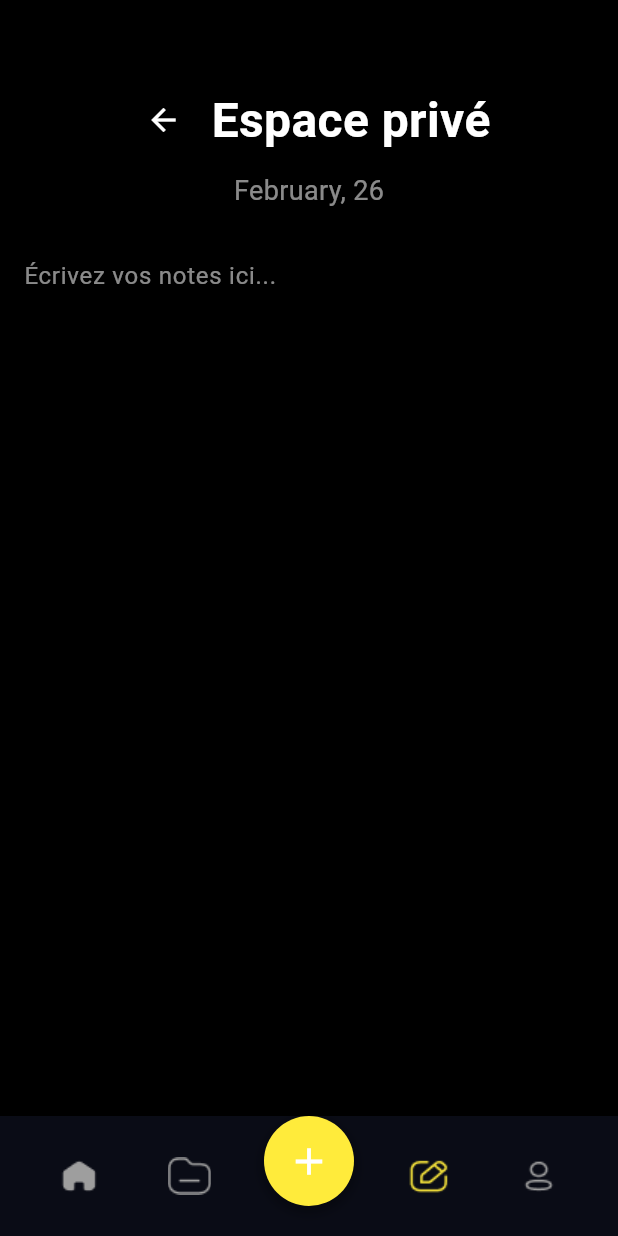
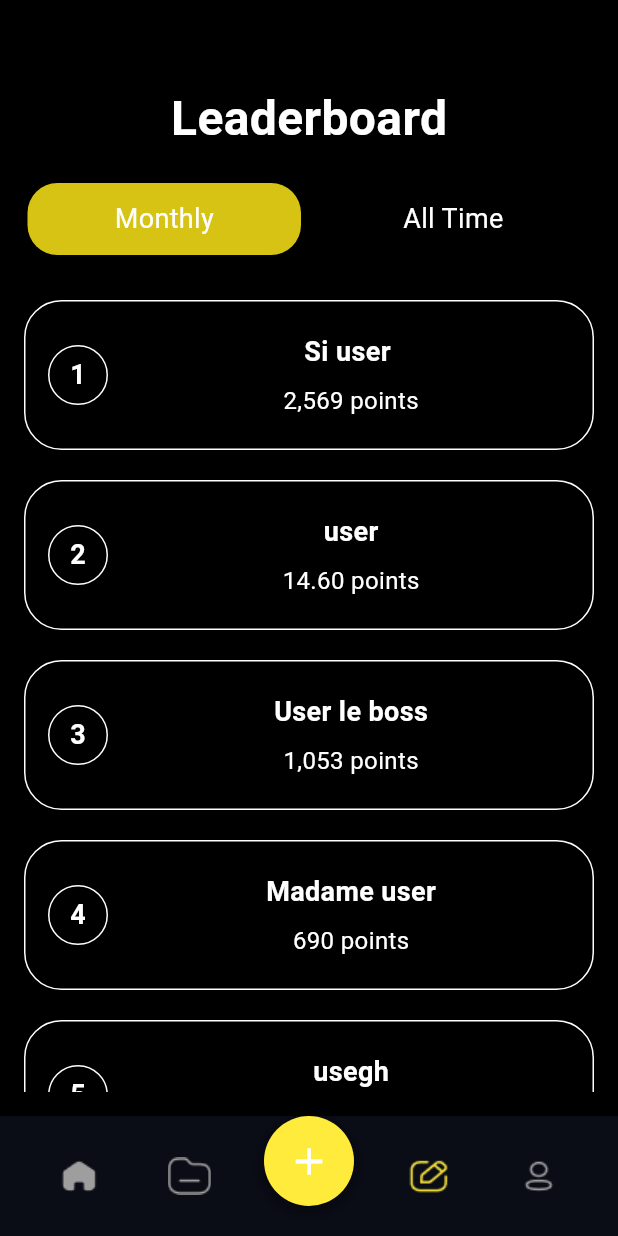
Before and after one commit to Nawrasha/gamytask, a Flutter app: the screen it shows after launch, item 4 of the bottom bar chosen, on a phone screen of 412 x 824 dp. Run offline on Flutter 3.47's test engine with Material 3 defaults, Android fonts, the phone set to English and light mode, and no system bars; our stand-ins replace percent_indicator.

Commit message:
ajout page leaderboard avec des modif

```diff
--- /dev/null
+++ b/lib/leaderboard_page.dart
@@ -0,0 +1,320 @@
+/*import 'package:flutter/material.dart';
+
+class LeaderboardPage extends StatelessWidget {
+  const LeaderboardPage({super.key});
+  @override
+  Widget build(BuildContext context) {
+    return Scaffold(
+      backgroundColor: Colors.black,
+      body: Padding(
+        padding: const EdgeInsets.all(16.0),
+        child: Column(
+          crossAxisAlignment: CrossAxisAlignment.center,
+          children: [
+            SizedBox(height: 40),
+            // Titre "Leaderboard" centré
+            Text(
+              "Leaderboard",
+              style: TextStyle(
+                color: Colors.white,
+                fontSize: 30,
+                fontWeight: FontWeight.bold,
+              ),
+            ),
+            SizedBox(height: 20),
+
+            // Ligne avec deux containers (Monthly et All Time)
+            Row(
+              mainAxisAlignment: MainAxisAlignment.center,
+              children: [
+                // Container pour "Monthly"
+                Container(
+                  padding: EdgeInsets.symmetric(horizontal: 55, vertical: 14),
+                  decoration: BoxDecoration(
+                    color: const Color.fromARGB(255, 215, 201, 66), // Couleur de fond
+                    borderRadius: BorderRadius.circular(20), // Bords arrondis
+                  ),
+                  child: Text(
+                    "Monthly",
+                    style: TextStyle(
+                      color: Colors.white,
+                      fontSize: 18,
+                    ),
+                  ),
+                ),
+                // Container pour "All Time"
+                SizedBox(width: 10),
+                Container(
+                  padding: EdgeInsets.symmetric(horizontal: 55, vertical: 14),
+                  decoration: BoxDecoration(
+                    color: Colors.grey[800], // Couleur de fond
+                    borderRadius: BorderRadius.circular(20), // Bords arrondis
+                  ),
+                  child: Text(
+                    "All Time",
+                    style: TextStyle(
+                      color: Colors.white,
+                      fontSize: 18,
+                    ),
+                  ),
+                ),
+              ],
+            ),
+            //SizedBox(height: 5),
+            // Liste des participants
+            Expanded(
+              child: ListView(
+              padding: EdgeInsets.symmetric(vertical: 19.0),
+              children: [
+                  Padding(
+                    padding: EdgeInsets.only(bottom: 10), // Espace en bas de la Card
+                    child: _buildLeaderboardEntry("St cheikhrouhou", "2,500 points"),
+                  ),
+                  Padding(
+                    padding: EdgeInsets.only(bottom: 10), // Espace en bas de la Card
+                    child: _buildLeaderboardEntry("ECHEIKHROUHOU", "14.60 points"),
+                  ),
+                  Padding(
+                    padding: EdgeInsets.only(bottom: 10), // Espace en bas de la Card
+                    child: _buildLeaderboardEntry("LE BOSS ADAM", "1,053 points"),
+                  ),
+                  Padding(
+                    padding: EdgeInsets.only(bottom: 10), // Espace en bas de la Card
+                    child: _buildLeaderboardEntry("Madame cheikhrouhou", "690 points"),
+                  ),
+                  Padding(
+                    padding: EdgeInsets.only(bottom: 10), // Espace en bas de la Card
+                    child: _buildLeaderboardEntry("Cheikh", "448 points"),
+                  ),
+                ],
+              ),
+            ),
+          ],
+        ),
+      ),
+    );
+  }
+
+  Widget _buildLeaderboardEntry(String name, String points) {
+    return Card(
+      color: Colors.grey[900],
+
+      shape: RoundedRectangleBorder(
+        borderRadius: BorderRadius.circular(20),
+      ),
+      child: ListTile(
+        contentPadding: EdgeInsets.symmetric(vertical: 27, horizontal: 16),
+        title: Text(
+          name,
+          style: TextStyle(
+            color: Colors.white,
+            fontSize: 18,
+            fontWeight: FontWeight.bold,
+          ),
+        ),
+        trailing: Text(
+          points,
+          style: TextStyle(
+            color: Colors.white,
+            fontSize: 18,
+          ),
+        ),
+      ),
+    );
+  }
+}*/
+import 'package:flutter/material.dart';
+
+class LeaderboardPage extends StatefulWidget {
+  const LeaderboardPage({super.key});
+
+  @override
+  _LeaderboardPageState createState() => _LeaderboardPageState();
+}
+
+class _LeaderboardPageState extends State<LeaderboardPage> {
+  bool _isMonthlySelected = true; // Par défaut, "Monthly" est sélectionné
+
+  // Liste des participants pour "Monthly"
+  final List<Map<String, String>> _monthlyEntries = [
+    {"name": "Si user ", "points": "2,569 points", "rank": "1"},
+    {"name": "user", "points": "14.60 points", "rank": "2"},
+    {"name": "User le boss", "points": "1,053 points", "rank": "3"},
+    {"name": "Madame user", "points": "690 points", "rank": "4"},
+    {"name": "usegh", "points": "448 points", "rank": "5"},
+  ];
+
+  // Liste des participants pour "All Time"
+  final List<Map<String, String>> _allTimeEntries = [
+    {"name": "Si user", "points": "5,000 points", "rank": "1"},
+    {"name": "user", "points": "20.60 points", "rank": "2"},
+    {"name": "User le boss", "points": "2,053 points", "rank": "3"},
+    {"name": "Madame user", "points": "1,690 points", "rank": "4"},
+    {"name": "usegh", "points": "1,448 points", "rank": "5"},
+  ];
+
+  @override
+  Widget build(BuildContext context) {
+    return Scaffold(
+      backgroundColor: Colors.black,
+      body: Padding(
+        padding: const EdgeInsets.all(16.0),
+        child: Column(
+          crossAxisAlignment: CrossAxisAlignment.center,
+          children: [
+            SizedBox(height: 40),
+            // Titre "Leaderboard" centré
+            Text(
+              "Leaderboard",
+              style: TextStyle(
+                color: Colors.white,
+                fontSize: 32,
+                fontWeight: FontWeight.bold,
+              ),
+            ),
+            SizedBox(height: 20),
+            // Ligne avec deux containers (Monthly et All Time)
+            Row(
+              mainAxisAlignment: MainAxisAlignment.center,
+              children: [
+                // Container pour "Monthly"
+                GestureDetector(
+                  onTap: () {
+                    setState(() {
+                      _isMonthlySelected = true; // Sélectionner "Monthly"
+                    });
+                  },
+                  child: Container(
+                    padding: EdgeInsets.symmetric(horizontal: 58, vertical: 11),
+                    decoration: BoxDecoration(
+                      color: _isMonthlySelected ? const Color.fromARGB(255, 214, 195, 20) : const Color.fromARGB(255, 0, 0, 0), // Couleur dynamique
+                      borderRadius: BorderRadius.circular(20),
+                    ),
+                    child: Text(
+                      "Monthly",
+                      style: TextStyle(
+                        color: _isMonthlySelected ? const Color.fromARGB(255, 255, 255, 255) : Colors.white, // Couleur du texte dynamique
+                        fontSize: 18,
+                      ),
+                    ),
+                  ),
+                ),
+                SizedBox(width: 10),
+                // Container pour "All Time"
+                GestureDetector(
+                  onTap: () {
+                    setState(() {
+                      _isMonthlySelected = false; // Sélectionner "All Time"
+                    });
+                  },
+                  child: Container(
+                    padding: EdgeInsets.symmetric(horizontal: 58, vertical: 11),
+                    decoration: BoxDecoration(
+                      color: _isMonthlySelected ? const Color.fromARGB(255, 0, 0, 0) :const Color.fromARGB(255, 214, 195, 20), // Couleur dynamique
+                      borderRadius: BorderRadius.circular(20),
+                    ),
+                    child: Text(
+                      "All Time",
+                      style: TextStyle(
+                        color: _isMonthlySelected ? Colors.white : const Color.fromARGB(255, 255, 255, 255), // Couleur du texte dynamique
+                        fontSize: 18,
+                      ),
+                    ),
+                  ),
+                ),
+              ],
+            ),
+            SizedBox(height: 30),
+            // Liste des participants
+            Expanded(
+              child: ListView(
+
+                padding: EdgeInsets.zero,
+                children: _isMonthlySelected
+                    ? _monthlyEntries.map((entry) => _buildLeaderboardEntry(entry["name"]!, entry["points"]!, entry["rank"]!)).toList()
+                    : _allTimeEntries.map((entry) => _buildLeaderboardEntry(entry["name"]!, entry["points"]!, entry["rank"]!)).toList(),
+              ),
+            ),
+          ],
+        ),
+      ),
+    );
+  }
+
+
+  Widget _buildLeaderboardEntry(String name, String points, String rank) {
+  return Container(
+    height: 120, // Hauteur de la carte augmentée
+    width: double.infinity, // Largeur de la carte (occupe toute la largeur disponible)
+    child: Card(
+      color: const Color.fromARGB(255, 0, 0, 0),
+      shape: RoundedRectangleBorder(
+        borderRadius: BorderRadius.circular(25),
+        side: BorderSide(
+          color: Colors.white, // Couleur de la bordure
+          width: 1, // Épaisseur de la bordure
+        ),
+      ),
+      margin: EdgeInsets.only(bottom: 20),
+      child: Container(
+        padding: EdgeInsets.all(16),
+        child: Row(
+          children: [
+            // Icône de classement à gauche
+            Container(
+              width: 40,
+              height: 40,
+              decoration: BoxDecoration(
+                color: const Color.fromARGB(255, 0, 0, 0), // Couleur de fond de l'icône
+                shape: BoxShape.circle, // Forme circulaire
+                border: Border.all(
+                  color: Colors.white, // Couleur de la bordure
+                  width: 1,
+                ),
+              ),
+              child: Center(
+                child: Text(
+                  rank,
+                  style: TextStyle(
+                    color: const Color.fromARGB(255, 255, 255, 255),
+                    fontSize: 18,
+                    fontWeight: FontWeight.bold,
+                  ),
+                ),
+              ),
+            ),
+            SizedBox(width: 16), // Espace entre l'icône et le texte
+            // Nom et points centrés
+            Expanded(
+              child: Column(
+                mainAxisAlignment: MainAxisAlignment.center,
+                crossAxisAlignment: CrossAxisAlignment.center,
+                children: [
+                  // Nom du participant
+                  Text(
+                    name,
+                    style: TextStyle(
+                      color: Colors.white,
+                      fontSize: 18,
+                      fontWeight: FontWeight.bold,
+                    ),
+                  ),
+                  SizedBox(height: 8), // Espace entre le nom et les points
+                  // Points
+                  Text(
+                    points,
+                    style: TextStyle(
+                      color: Colors.white,
+                      fontSize: 16,
+                    ),
+                  ),
+                ],
+              ),
+            ),
+          ],
+        ),
+      ),
+    ),
+  );
+}
+}
--- a/lib/main.dart
+++ b/lib/main.dart
@@ -76,6 +76,7 @@ import 'task_manager_screen.dart'; // Import the TaskManagerScreen
 import 'stats_page.dart'; // Import the StatsPage
 import 'profile_page.dart'; // Import the ProfilePage
 import 'note_page.dart'; // Import the NotePage
+import 'leaderboard_page.dart';
 
 void main() {
   runApp(const MyApp());
@@ -116,8 +117,10 @@ class _MainScreenState extends State<MainScreen> {
   final List<Widget> _pages = [
     const TaskManagerScreen(), // Your existing Task Manager screen
     const StatsPage(), // Example: A stats page
-    const NotePage(), // Example: A notes page
+    const LeaderboardPage(),
+    //const NotePage(), // Example: A notes page
     const ProfilePage(), // Example: A profile page
+
   ];
 
   // Function to handle tab selection
--- a/pubspec.yaml
+++ b/pubspec.yaml
@@ -29,7 +29,7 @@ flutter:
     - assets/EditSquare.png
     - assets/Folder.png
     - assets/Profile.png
-    - assets/EditCircle.png
+
 
   uses-material-design: true
 
```
